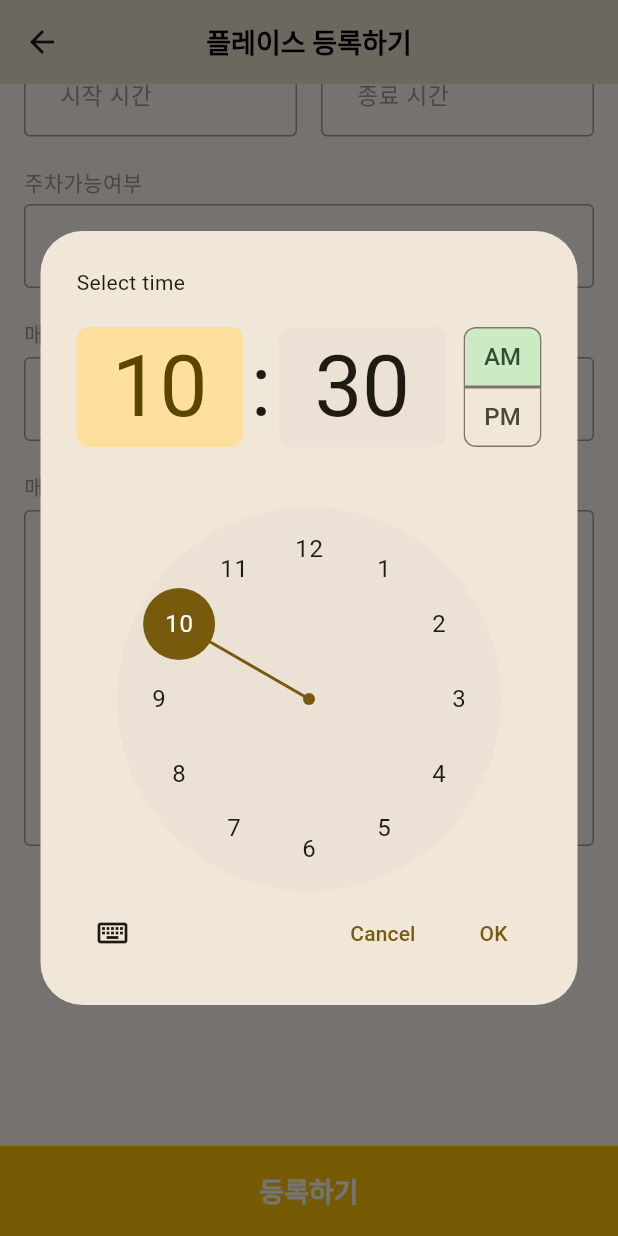
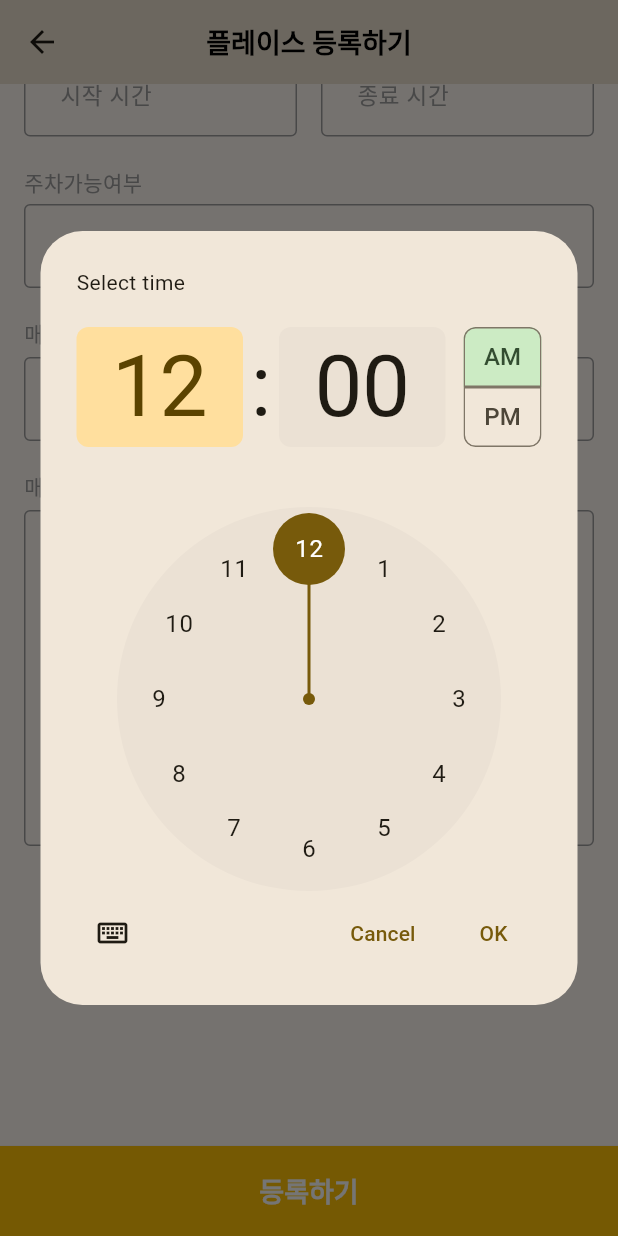
Before and after one commit to ballalssica/tryvel, a Flutter app: the PlaceAddPage screen opened directly, scrolled down 720 dp, after a tap on "시작 시간", on a phone screen of 412 x 824 dp. Run offline on Flutter 3.47's test engine with Material 3 defaults, Android fonts, the phone set to English and light mode, and no system bars; our stand-ins replace cloud_firestore, firebase_core, firebase_storage, flutter_riverpod, image_picker; accounts and stored records are empty.

Commit message:
buf: update form 수정
플레이스 수정에서 초기값이 있을때 표시되지 않았던 부분 수정

```diff
--- a/lib/ui/widgets/form_field/place/category_dropdown_form_field.dart
+++ b/lib/ui/widgets/form_field/place/category_dropdown_form_field.dart
@@ -1,14 +1,15 @@
 import 'package:flutter/material.dart';
 import 'package:tryvel/core/constants/categories.dart';
+import 'package:tryvel/core/utils/validator_util.dart';
 
 class CategoryDropdownFormField extends StatefulWidget {
   final TextEditingController controller;
-  final ValueChanged<String>? onChanged; // onChanged 매개변수 추가
+  final ValueChanged<String>? onChanged;
 
   const CategoryDropdownFormField({
     Key? key,
     required this.controller,
-    this.onChanged, // onChanged 전달
+    this.onChanged,
   }) : super(key: key);
 
   @override
@@ -22,9 +23,21 @@ class _CategoryDropdownFormFieldState extends State<CategoryDropdownFormField> {
   @override
   void initState() {
     super.initState();
-    dropdownValue = widget.controller.text.isNotEmpty
-        ? widget.controller.text
-        : null; // 초기값 설정
+    // 컨트롤러의 값으로 초기화
+    dropdownValue =
+        widget.controller.text.isNotEmpty ? widget.controller.text : null;
+  }
+
+  @override
+  void didUpdateWidget(CategoryDropdownFormField oldWidget) {
+    super.didUpdateWidget(oldWidget);
+    // 컨트롤러 값이 업데이트되면 드롭다운 값 동기화
+    if (widget.controller.text != dropdownValue) {
+      setState(() {
+        dropdownValue =
+            widget.controller.text.isNotEmpty ? widget.controller.text : null;
+      });
+    }
   }
 
   @override
@@ -61,19 +74,12 @@ class _CategoryDropdownFormFieldState extends State<CategoryDropdownFormField> {
         setState(() {
           dropdownValue = newValue;
           widget.controller.text = newValue ?? '';
-
-          // onChanged 콜백 호출
           if (widget.onChanged != null && newValue != null) {
             widget.onChanged!(newValue);
           }
         });
       },
-      validator: (value) {
-        if (value == null || value.isEmpty) {
-          return '카테고리를 선택해주세요';
-        }
-        return null;
-      },
+      validator: (value) => ValidatorUtil.validatorCategory(value),
     );
   }
 }
--- a/lib/ui/widgets/form_field/place/operating_hours_form_field.dart
+++ b/lib/ui/widgets/form_field/place/operating_hours_form_field.dart
@@ -25,14 +25,21 @@ class _OperatingHoursFormFieldState extends State<OperatingHoursFormField> {
     super.initState();
     // 컨트롤러 값에서 초기 시간 파싱
     final times = widget.controller.text.split('~');
-    _startTime = times.isNotEmpty ? times[0].trim() : null;
-    _endTime = times.length > 1 ? times[1].trim() : null;
+    _startTime =
+        times.isNotEmpty && times[0].trim().isNotEmpty ? times[0].trim() : null;
+    _endTime =
+        times.length > 1 && times[1].trim().isNotEmpty ? times[1].trim() : null;
   }
 
   Future<void> _selectTime(BuildContext context, bool isStartTime) async {
+    final initialTime = TimeOfDay(
+      hour: 0,
+      minute: 0,
+    ); // 초기값 00:00
+
     final pickedTime = await showTimePicker(
       context: context,
-      initialTime: TimeOfDay.now(),
+      initialTime: initialTime,
     );
 
     if (pickedTime != null) {
@@ -74,10 +81,11 @@ class _OperatingHoursFormFieldState extends State<OperatingHoursFormField> {
                 onTap: () => _selectTime(context, true),
                 child: AbsorbPointer(
                   child: TextFormField(
-                    controller: TextEditingController(text: _startTime ?? ''),
-                    decoration: const InputDecoration(
-                      hintText: '시작 시간',
-                      border: OutlineInputBorder(),
+                    controller: TextEditingController(
+                        text: _startTime ?? ''), // 시작 시간 표시
+                    decoration: InputDecoration(
+                      hintText: _startTime ?? '시작 시간', // null일 경우 힌트텍스트
+                      border: const OutlineInputBorder(),
                     ),
                     validator: ValidatorUtil.validatoroperatingHoursStart,
                   ),
@@ -90,10 +98,11 @@ class _OperatingHoursFormFieldState extends State<OperatingHoursFormField> {
                 onTap: () => _selectTime(context, false),
                 child: AbsorbPointer(
                   child: TextFormField(
-                    controller: TextEditingController(text: _endTime ?? ''),
-                    decoration: const InputDecoration(
-                      hintText: '종료 시간',
-                      border: OutlineInputBorder(),
+                    controller:
+                        TextEditingController(text: _endTime ?? ''), // 종료 시간 표시
+                    decoration: InputDecoration(
+                      hintText: _endTime ?? '종료 시간', // null일 경우 힌트텍스트
+                      border: const OutlineInputBorder(),
                     ),
                     validator: ValidatorUtil.validatoroperatingHoursEnd,
                   ),
--- a/lib/ui/widgets/form_field/place/parking_form_field.dart
+++ b/lib/ui/widgets/form_field/place/parking_form_field.dart
@@ -16,33 +16,38 @@ class ParkingFormField extends StatefulWidget {
 }
 
 class _ParkingFormFieldState extends State<ParkingFormField> {
-  late TextEditingController _controller;
-
   @override
   void initState() {
     super.initState();
-    // 전달된 컨트롤러를 사용
-    _controller = widget.controller;
+
+    // 컨트롤러 초기값 설정 (초기 데이터 표시)
+    if (widget.controller.text.isNotEmpty) {
+      setState(() {}); // 초기값이 있을 때 UI 업데이트
+    }
 
     // 컨트롤러에 리스너 추가
-    _controller.addListener(() {
-      widget.onChanged?.call(_controller.text); // 텍스트 변경 시 onChanged 호출
+    widget.controller.addListener(() {
+      if (widget.onChanged != null) {
+        widget.onChanged!(widget.controller.text); // 텍스트 변경 시 onChanged 호출
+      }
     });
   }
 
   @override
   void dispose() {
     // 리스너 제거
-    _controller.removeListener(() {});
+    widget.controller.removeListener(() {});
     super.dispose();
   }
 
   @override
   Widget build(BuildContext context) {
     return TextFormField(
-      controller: _controller,
-      decoration: const InputDecoration(
-        hintText: 'ex) 주차가능/ 주차불가/ 주변 공용주차장 이용',
+      controller: widget.controller, // 컨트롤러 전달
+      decoration: InputDecoration(
+        hintText: widget.controller.text.isEmpty
+            ? 'ex) 주차가능/ 주차불가/ 주변 공용주차장 이용' // 값이 없으면 힌트 텍스트 표시
+            : null, // 값이 있을 경우 힌트 텍스트 비활성화
       ),
       validator: ValidatorUtil.validatorparking,
     );
```
